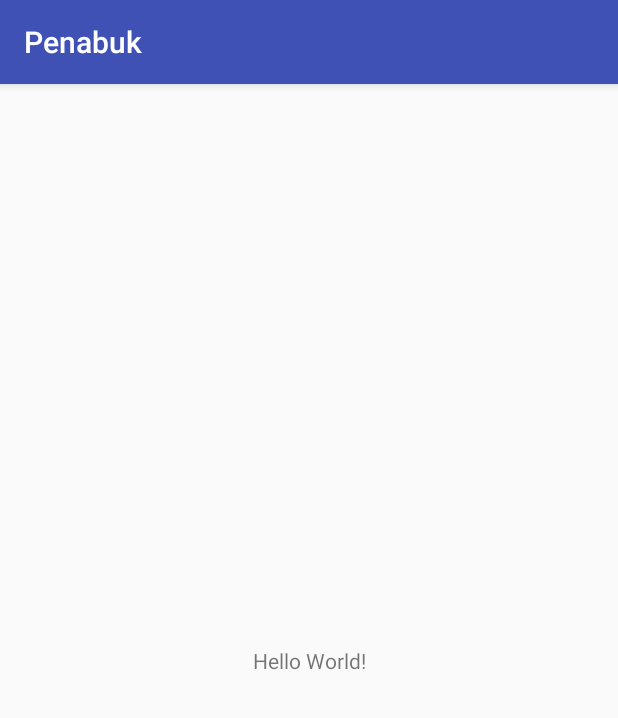
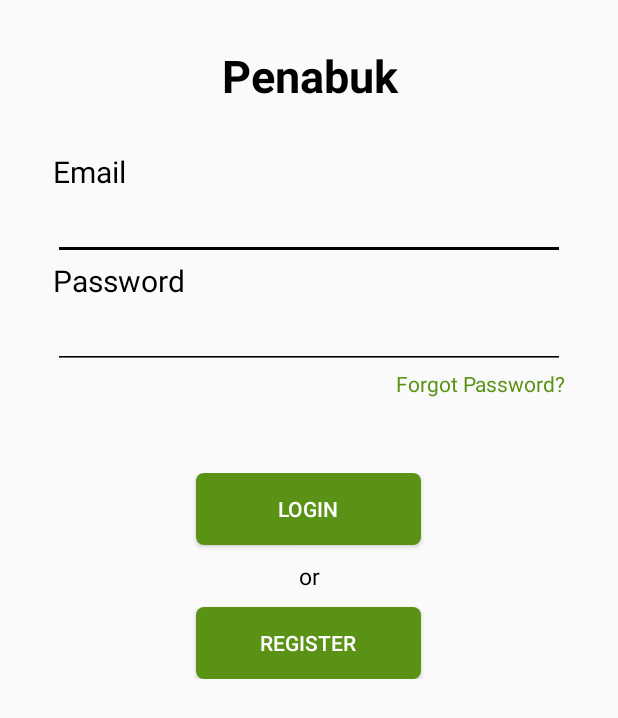
Before and after one commit to chenelwin/Penabuk, an Android app: the screen it shows after launch (LoginActivity), on a phone screen of 412 x 824 dp. Shown: the top 718 px of the screen. Run offline under Robolectric (Android 15) with nearby library versions, the phone set to English and light mode, and no system bars.

Commit message:
UI login, chg pwd, fgt pwd, topup

```diff
--- a/app/src/main/AndroidManifest.xml
+++ b/app/src/main/AndroidManifest.xml
@@ -16,6 +16,9 @@
                 <category android:name="android.intent.category.LAUNCHER" />
             </intent-filter>
         </activity>
+        <activity android:name=".ForgotPasswordActivity" />
+        <activity android:name=".ChangePasswordActivity"/>
+        <activity android:name=".TopUpActivity"/>
     </application>
 
 </manifest>
--- a/app/src/main/java/com/example/asus/penabuk/LoginActivity.java
+++ b/app/src/main/java/com/example/asus/penabuk/LoginActivity.java
@@ -1,13 +1,31 @@
 package com.example.asus.penabuk;
 
+import android.content.Intent;
 import android.support.v7.app.AppCompatActivity;
 import android.os.Bundle;
+import android.view.View;
+import android.widget.TextView;
 
 public class LoginActivity extends AppCompatActivity {
 
+
+    TextView textForgotPassword;
     @Override
     protected void onCreate(Bundle savedInstanceState) {
         super.onCreate(savedInstanceState);
         setContentView(R.layout.activity_login);
+        initView();
+
+        textForgotPassword.setOnClickListener(new View.OnClickListener() {
+            @Override
+            public void onClick(View view) {
+                Intent intent = new Intent(LoginActivity.this, ForgotPasswordActivity.class);
+                startActivity(intent);
+            }
+        });
+    }
+
+    private void initView(){
+        textForgotPassword = (TextView)findViewById(R.id.textForgotPassword);
     }
 }
--- /dev/null
+++ b/app/src/main/res/drawable/mybullet.xml
@@ -0,0 +1,6 @@
+<?xml version="1.0" encoding="utf-8"?>
+<shape xmlns:android="http://schemas.android.com/apk/res/android"
+    android:shape="oval">
+    <solid android:color="#fff"/>
+    <stroke android:width="1dp"/>
+</shape>
--- /dev/null
+++ b/app/src/main/res/drawable/mybutton.xml
@@ -0,0 +1,7 @@
+<?xml version="1.0" encoding="utf-8"?>
+<shape xmlns:android="http://schemas.android.com/apk/res/android"
+    android:shape="rectangle">
+    <corners android:radius="5dp"/>
+    <solid android:color="@color/colorPrimaryDark"/>
+
+</shape>
--- a/app/src/main/res/layout/activity_login.xml
+++ b/app/src/main/res/layout/activity_login.xml
@@ -1,18 +1,85 @@
 <?xml version="1.0" encoding="utf-8"?>
-<android.support.constraint.ConstraintLayout xmlns:android="http://schemas.android.com/apk/res/android"
+<LinearLayout xmlns:android="http://schemas.android.com/apk/res/android"
     xmlns:app="http://schemas.android.com/apk/res-auto"
     xmlns:tools="http://schemas.android.com/tools"
     android:layout_width="match_parent"
     android:layout_height="match_parent"
+    android:orientation="vertical"
     tools:context=".LoginActivity">
 
-    <TextView
-        android:layout_width="wrap_content"
-        android:layout_height="wrap_content"
-        android:text="Hello World!"
-        app:layout_constraintBottom_toBottomOf="parent"
-        app:layout_constraintLeft_toLeftOf="parent"
-        app:layout_constraintRight_toRightOf="parent"
-        app:layout_constraintTop_toTopOf="parent" />
+    <LinearLayout
+        android:layout_width="match_parent"
+        android:layout_height="match_parent"
+        android:layout_marginRight="35dp"
+        android:layout_marginLeft="35dp"
+        android:orientation="vertical">
 
-</android.support.constraint.ConstraintLayout>
+        <TextView
+            android:layout_width="match_parent"
+            android:layout_height="wrap_content"
+            android:text="Penabuk"
+            android:textSize="30sp"
+            android:textAlignment="center"
+            android:textColor="#000"
+            android:textStyle="bold"
+            android:padding="30dp"/>
+        <TextView
+            android:layout_width="wrap_content"
+            android:layout_height="wrap_content"
+            android:text="Email"
+            android:textColor="#000"
+            android:textSize="20sp"/>
+        <EditText
+            android:layout_width="match_parent"
+            android:layout_height="wrap_content"
+            android:inputType="textEmailAddress"
+            android:backgroundTint="#000"/>
+        <TextView
+            android:layout_width="wrap_content"
+            android:layout_height="wrap_content"
+            android:text="Password"
+            android:textColor="#000"
+            android:textSize="20sp"/>
+        <EditText
+            android:layout_width="match_parent"
+            android:layout_height="wrap_content"
+            android:inputType="textPassword"
+            android:backgroundTint="#000"/>
+        <TextView
+            android:layout_width="match_parent"
+            android:layout_height="wrap_content"
+            android:text="Forgot Password?"
+            android:textAlignment="textEnd"
+            android:textColor="@color/colorPrimaryDark"
+            android:id="@+id/textForgotPassword"/>
+        <LinearLayout
+            android:layout_width="match_parent"
+            android:layout_height="wrap_content"
+            android:orientation="vertical"
+            android:layout_margin="50dp"
+            android:gravity="center">
+            <Button
+                android:layout_width="150dp"
+                android:layout_height="wrap_content"
+                android:text="LOGIN"
+                android:textColor="#fff"
+                android:background="@drawable/mybutton"/>
+            <TextView
+                android:layout_width="match_parent"
+                android:layout_height="wrap_content"
+                android:text="or"
+                android:textAlignment="center"
+                android:layout_margin="10dp"
+                android:textColor="#000"
+                android:textSize="15sp"/>
+            <Button
+                android:layout_width="150dp"
+                android:layout_height="wrap_content"
+                android:text="REGISTER"
+                android:textColor="#fff"
+                android:background="@drawable/mybutton"/>
+        </LinearLayout>
+
+    </LinearLayout>
+
+</LinearLayout>
--- a/app/src/main/res/values/colors.xml
+++ b/app/src/main/res/values/colors.xml
@@ -1,6 +1,6 @@
 <?xml version="1.0" encoding="utf-8"?>
 <resources>
-    <color name="colorPrimary">#3F51B5</color>
-    <color name="colorPrimaryDark">#303F9F</color>
-    <color name="colorAccent">#FF4081</color>
+    <color name="colorPrimary">#8bc34a</color>
+    <color name="colorPrimaryDark">#5a9216</color>
+    <color name="colorAccent">#5a9216</color>
 </resources>
--- a/app/src/main/res/values/styles.xml
+++ b/app/src/main/res/values/styles.xml
@@ -1,10 +1,10 @@
 <resources>
 
     <!-- Base application theme. -->
-    <style name="AppTheme" parent="Theme.AppCompat.Light.DarkActionBar">
+    <style name="AppTheme" parent="Theme.AppCompat.DayNight.NoActionBar">
         <!-- Customize your theme here. -->
-        <item name="colorPrimary">@color/colorPrimary</item>
-        <item name="colorPrimaryDark">@color/colorPrimaryDark</item>
+        <item name="colorPrimary">#000</item>
+        <item name="colorPrimaryDark">#000</item>
         <item name="colorAccent">@color/colorAccent</item>
     </style>
 
```
Also changed, not shown: app/src/main/java/com/example/asus/penabuk/ChangePasswordActivity.java (added, +13 -0 lines), app/src/main/java/com/example/asus/penabuk/ForgotPasswordActivity.java (added, +13 -0 lines), app/src/main/java/com/example/asus/penabuk/TopUpActivity.java (added, +13 -0 lines), app/src/main/res/layout/activity_change_password.xml (added, +80 -0 lines), app/src/main/res/layout/activity_forgot_password.xml (added, +70 -0 lines), app/src/main/res/layout/activity_top_up.xml (added, +174 -0 lines), app/src/main/res/drawable/ikonback.png (added).
